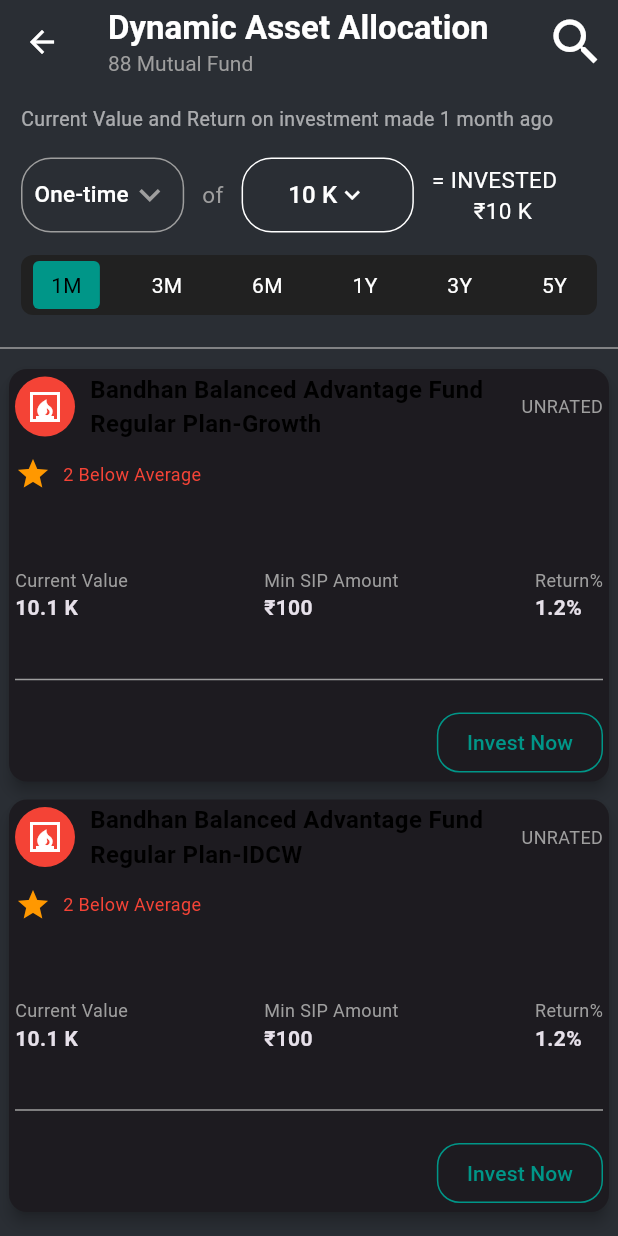
After one commit to Paul-sharon/Funds-Genie, a Flutter app: the DynamicAssetAllocation screen opened directly, on a phone screen of 412 x 824 dp. The commit adds this screen. Run offline on Flutter 3.47's test engine with Material 3 defaults, Android fonts, the phone set to English and light mode, and no system bars.

Commit message:
Dynamic Asset done

```diff
--- a/lib/screens/dashboard.dart
+++ b/lib/screens/dashboard.dart
@@ -1,5 +1,5 @@
 import 'package:flutter/material.dart';
-
+import 'dynamicasset.dart';
 class Dashboard extends StatefulWidget {
   @override
   _DashboardState createState() => _DashboardState();
@@ -279,15 +279,7 @@ class _CategoryButtonsRowState extends State<CategoryButtonsRow> {
 }
 
 // Placeholder pages for navigation
-class DynamicAsset extends StatelessWidget {
-  @override
-  Widget build(BuildContext context) {
-    return Scaffold(
-      appBar: AppBar(title: Text('Dynamic Asset')),
-      body: Center(child: Text('Dynamic Asset Page')),
-    );
-  }
-}
+
 class BalancedAllocation extends StatelessWidget {
   @override
   Widget build(BuildContext context) {
--- /dev/null
+++ b/lib/screens/dynamicasset.dart
@@ -0,0 +1,342 @@
+import 'package:flutter/material.dart';
+
+class DynamicAsset extends StatelessWidget {
+  @override
+  Widget build(BuildContext context) {
+    return MaterialApp(
+      debugShowCheckedModeBanner: false,
+      home: DynamicAssetAllocation(),
+    );
+  }
+}
+
+class DynamicAssetAllocation extends StatefulWidget {
+  @override
+  _DynamicAssetAllocationState createState() => _DynamicAssetAllocationState();
+}
+
+class _DynamicAssetAllocationState extends State<DynamicAssetAllocation> {
+  String selectedPeriod = "1M";
+  @override
+  Widget build(BuildContext context) {
+    return Scaffold(
+      backgroundColor: Color(0xFF2A2E34),// Light black background
+      appBar: AppBar(
+        backgroundColor: Color(0xFF2A2E34),
+        elevation: 0,
+        leading: Icon(Icons.arrow_back, color: Colors.white),
+        title: Column(
+          crossAxisAlignment: CrossAxisAlignment.start,
+          children: [
+            Text(
+              'Dynamic Asset Allocation',
+              style: TextStyle(color: Colors.white, fontWeight: FontWeight.bold),
+            ),
+            Text(
+              '88 Mutual Fund',
+              style: TextStyle(color: Colors.grey, fontSize: 14),
+            ),
+          ],
+        ),
+        actions: [
+          IconButton(
+            icon: Icon(Icons.search, color: Colors.white ,size: 40),
+            onPressed: () {},
+          ),
+        ],
+      ),
+      body: Column(
+        crossAxisAlignment: CrossAxisAlignment.start,
+        children: [
+          // Header Section
+          Padding(
+            padding: const EdgeInsets.all(14.0),
+            child: Column(
+              crossAxisAlignment: CrossAxisAlignment.start,
+              children: [
+                Text(
+                  "Current Value and Return on investment made 1 month ago",
+                  style: TextStyle(fontSize: 13, color: Colors.white60),
+                ),
+                SizedBox(height: 16),
+                SingleChildScrollView(
+                  scrollDirection: Axis.horizontal, // Allows horizontal scrolling
+                  child: Row(
+                    children: [
+                      Container(
+                        padding: EdgeInsets.symmetric(horizontal: 8.0), // Add padding inside the container
+                        decoration: BoxDecoration(
+                          border: Border.all(color: Colors.grey), // Optional: add a border
+                          borderRadius: BorderRadius.circular(20.0), // Optional: add rounded corners
+                        ),
+                        child: DropdownButton<String>(
+                          dropdownColor: Colors.grey[900],
+                          value: 'One-time',
+                          items: ['One-time', 'SIP']
+                              .map((e) => DropdownMenuItem(
+                            value: e,
+                            child: Text(
+                              e,
+                              style: TextStyle(
+                                  color: Colors.white,
+                                  fontSize: 15), // Increased font size
+                            ),
+                          ))
+                              .toList(),
+                          onChanged: (value) {},
+                          underline: Container(),
+                          icon: Icon(Icons.keyboard_arrow_down,
+                              color: Colors.grey, size: 28), // Larger icon
+                        ),
+                      ),
+                      SizedBox(width: 12),
+                      Text(
+                        "of",
+                        style: TextStyle(
+                            color: Colors.grey,
+                            fontSize: 15), // Increased font size for consistency
+                      ),
+                      SizedBox(width: 12),
+                      Container(
+                        padding: EdgeInsets.symmetric(horizontal: 30.0), // Add padding inside the container
+                        decoration: BoxDecoration(
+                          border: Border.all(color: Colors.white), // Optional: add a border
+                          borderRadius: BorderRadius.circular(20.0), // Optional: add rounded corners
+                        ),
+                        child: DropdownButton<String>(
+                          dropdownColor: Colors.grey[900],
+                          value: '10 K',
+                          items: ['10 K', '20 K', '50 K']
+                              .map((e) => DropdownMenuItem(
+                            value: e,
+                            child: Text(
+                              e,
+                              style: TextStyle(
+                                  color: Colors.white,
+                                  fontSize: 16), // Increased font size
+                            ),
+                          ))
+                              .toList(),
+                          onChanged: (value) {},
+                          underline: Container(),
+                          icon: Icon(Icons.keyboard_arrow_down,
+                              color: Colors.white, size: 20), // Larger icon
+                        ),
+                      ),
+                      SizedBox(width: 12),
+                      Text(
+                        '= INVESTED \n       ₹10 K',
+                        style: TextStyle(
+                            color: Colors.white,
+                            fontSize: 15), // Increased font size for better readability
+                      ),
+                    ],
+                  ),
+                ),
+
+                SizedBox(height: 15),
+                // Tabs with outline
+                Container(
+                  decoration: BoxDecoration(
+                    borderRadius: BorderRadius.circular(8),
+                    color: Colors.grey[900],
+                  ),
+                  padding: EdgeInsets.symmetric(vertical: 4, horizontal: 8),
+                  child: Row(
+                    mainAxisAlignment: MainAxisAlignment.spaceBetween,
+                    children: ["1M", "3M", "6M", "1Y", "3Y", "5Y"]
+                        .map((period) => GestureDetector(
+                      onTap: () {
+                        setState(() {
+                          selectedPeriod = period;
+                        });
+                      },
+                      child: Container(
+                        padding: EdgeInsets.symmetric(
+                            vertical: 6, horizontal: 12),
+                        decoration: BoxDecoration(
+                          color: selectedPeriod == period
+                              ? Colors.teal
+                              : Colors.transparent,
+                          borderRadius: BorderRadius.circular(4),
+                        ),
+                        child: Text(
+                          period,
+                          style: TextStyle(
+                              color: selectedPeriod == period
+                                  ? Colors.black
+                                  : Colors.white),
+                        ),
+                      ),
+                    ))
+                        .toList(),
+                  ),
+                ),
+              ],
+            ),
+          ),
+          Divider(color: Colors.grey),
+          // Fund Cards Section
+          Expanded(
+            child: ListView(
+              children: [
+                FundCard(
+                  fundName: 'Bandhan Balanced Advantage Fund Regular Plan-Growth',
+                  currentValue: '10.1 K',
+                  minSipAmount: '₹100',
+                  returnPercentage: '1.2%',
+                ),
+                FundCard(
+                  fundName: 'Bandhan Balanced Advantage Fund Regular Plan-IDCW',
+                  currentValue: '10.1 K',
+                  minSipAmount: '₹100',
+                  returnPercentage: '1.2%',
+                ),
+              ],
+            ),
+          ),
+        ],
+      ),
+    );
+  }
+}
+
+class FundCard extends StatelessWidget {
+  final String fundName;
+  final String currentValue;
+  final String minSipAmount;
+  final String returnPercentage;
+
+  const FundCard({
+    required this.fundName,
+    required this.currentValue,
+    required this.minSipAmount,
+    required this.returnPercentage,
+  });
+
+  @override
+  Widget build(BuildContext context) {
+    return Padding(
+      padding: const EdgeInsets.all(2.0),
+      child: Card(
+        shape: RoundedRectangleBorder(
+          borderRadius: BorderRadius.circular(12.0),
+        ),
+        elevation: 4,
+        child:
+        Padding(
+          padding: const EdgeInsets.symmetric(horizontal: 4.0, vertical: 2.0),
+          child: Column(
+            crossAxisAlignment: CrossAxisAlignment.start,
+            children: [
+              Row(
+                children: [
+                  CircleAvatar(
+                    backgroundColor: Colors.red,
+                    child: Icon(Icons.fireplace, color: Colors.white),
+                  ),
+                  SizedBox(width: 10),
+                  Expanded(
+                    child: Text(
+                      fundName,
+                      style: TextStyle(
+                          fontSize: 16,
+                          fontWeight: FontWeight.bold,
+                          color: Colors.black),
+                    ),
+                  ),
+                  Text(
+                    'UNRATED',
+                    style: TextStyle(fontSize: 12, color: Colors.grey),
+                  ),
+                ],
+              ),
+              SizedBox(height: 10),
+              Row(
+                children: [
+                  Icon(Icons.star, color: Colors.orange),
+                  SizedBox(width: 8),
+                  Text(
+                    "2 Below Average",
+                    style: TextStyle(fontSize: 12, color: Colors.red),
+                  ),
+                ],
+              ),
+              SizedBox(height: 50),
+              Row(
+                mainAxisAlignment: MainAxisAlignment.spaceBetween,
+                children: [
+                  Column(
+                    crossAxisAlignment: CrossAxisAlignment.start,
+                    children: [
+                      Text(
+                        'Current Value',
+                        style: TextStyle(fontSize: 12, color: Colors.grey),
+                      ),
+                      Text(
+                        currentValue,
+                        style: TextStyle(
+                          fontSize: 14,
+                          fontWeight: FontWeight.bold,
+                        ),
+                      ),
+                    ],
+                  ),
+                  Column(
+                    crossAxisAlignment: CrossAxisAlignment.start,
+                    children: [
+                      Text(
+                        'Min SIP Amount',
+                        style: TextStyle(fontSize: 12, color: Colors.grey),
+                      ),
+                      Text(
+                        minSipAmount,
+                        style: TextStyle(
+                          fontSize: 14,
+                          fontWeight: FontWeight.bold,
+                        ),
+                      ),
+                    ],
+                  ),
+                  Column(
+                    crossAxisAlignment: CrossAxisAlignment.start,
+                    children: [
+                      Text(
+                        'Return%',
+                        style: TextStyle(fontSize: 12, color: Colors.grey),
+                      ),
+                      Text(
+                        returnPercentage,
+                        style: TextStyle(
+                          fontSize: 14,
+                          fontWeight: FontWeight.bold,
+                        ),
+                      ),
+                    ],
+                  ),
+                ],
+              ),
+              SizedBox(height: 30),
+              Divider(color: Colors.grey),
+              SizedBox(height: 10),
+              Align(
+                alignment: Alignment.centerRight,
+                child: OutlinedButton(
+                  onPressed: () {},
+                  style: OutlinedButton.styleFrom(
+                    side: BorderSide(color: Colors.teal),
+                    padding: const EdgeInsets.symmetric(horizontal: 20.0, vertical: 0.0),
+                    shape: RoundedRectangleBorder(
+                      borderRadius: BorderRadius.circular(15.0),
+                    ),
+                  ),
+                  child: Text('Invest Now', style: TextStyle(color: Colors.teal)),
+                ),
+              ),
+            ],
+          ),
+        ),
+      ),
+    );
+  }
+}
```
